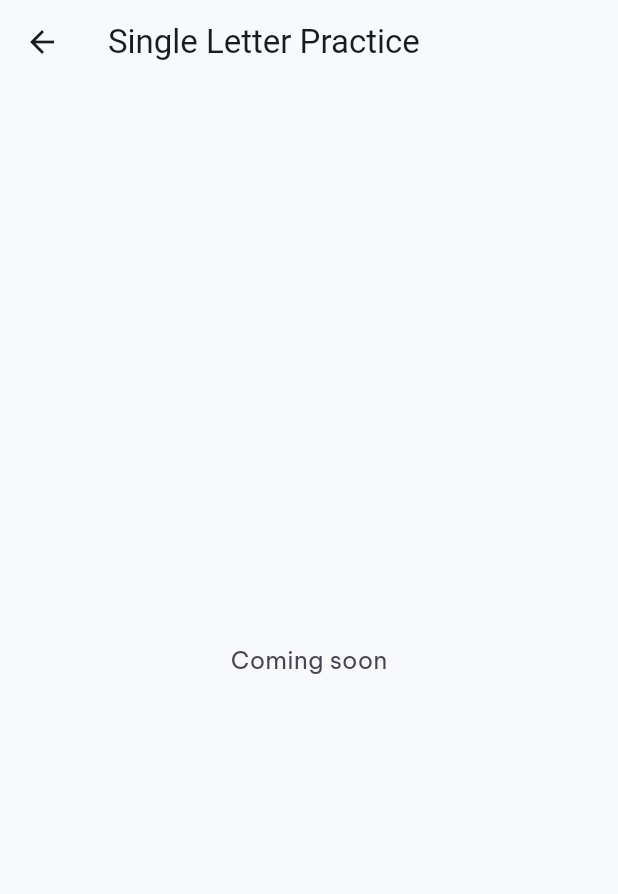
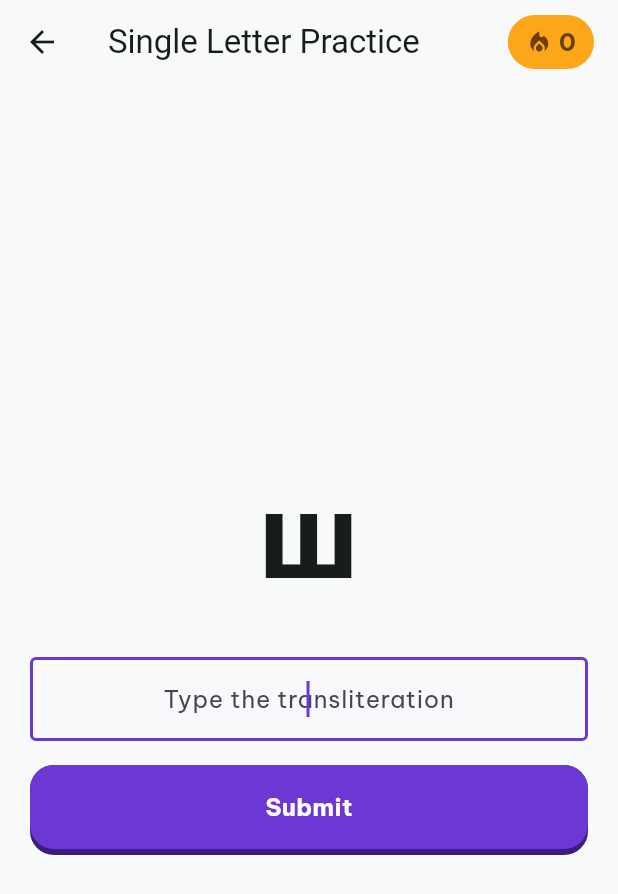
Before and after one commit to denzilly/cyrillic_trainer_app, a Flutter app: the screen it shows after launch, after a tap on "Single Letter Practice", on a phone screen of 412 x 824 dp. Shown: the top 894 px of the screen. Run offline on Flutter 3.47's test engine with Material 3 defaults, Android fonts, the phone set to English and light mode, and no system bars; our stand-ins replace google_fonts.

Commit message:
Add Phase 4 practice screens
Shared PracticeScreen widget powers both Single Letter Practice and
Word Practice: shows a prompt, checks the typed transliteration,
gives correct/incorrect feedback with the answer and English meaning,
and tracks the streak via StreakController. Verified end-to-end on
the Android emulator (correct path, incorrect path, streak reset,
Next advancing through prompts).

Co-Authored-By: Claude Sonnet 5 <noreply@anthropic.com>

```diff
--- /dev/null
+++ b/lib/data/models/practice_prompt.dart
@@ -0,0 +1,39 @@
+import 'cyrillic_letter.dart';
+import 'vocab_word.dart';
+
+/// A single prompt shown in a practice session, unifying letters and words
+/// behind one shape so [PracticeScreen] doesn't need to know which it is.
+class PracticePrompt {
+  final String displayText;
+  final List<String> accepted;
+
+  /// English meaning, shown alongside the answer. Null for single letters,
+  /// which have no meaning of their own.
+  final String? meaning;
+
+  const PracticePrompt({
+    required this.displayText,
+    required this.accepted,
+    this.meaning,
+  });
+
+  String get primary => accepted.first;
+
+  factory PracticePrompt.fromLetter(CyrillicLetter letter) {
+    return PracticePrompt(displayText: letter.lower, accepted: letter.accepted);
+  }
+
+  factory PracticePrompt.fromWord(VocabWord word) {
+    return PracticePrompt(
+      displayText: word.cyrillic,
+      accepted: word.accepted,
+      meaning: word.english,
+    );
+  }
+}
+
+List<PracticePrompt> promptsFromLetters(List<CyrillicLetter> letters) =>
+    letters.map(PracticePrompt.fromLetter).toList();
+
+List<PracticePrompt> promptsFromWords(List<VocabWord> words) =>
+    words.map(PracticePrompt.fromWord).toList();
--- a/lib/screens/letter_practice_screen.dart
+++ b/lib/screens/letter_practice_screen.dart
@@ -1,14 +1,17 @@
 import 'package:flutter/material.dart';
 
-/// Single Letter Practice. Placeholder pending Phase 4.
+import '../data/cyrillic_alphabet.dart';
+import '../data/models/practice_prompt.dart';
+import 'practice_screen.dart';
+
 class LetterPracticeScreen extends StatelessWidget {
   const LetterPracticeScreen({super.key});
 
   @override
   Widget build(BuildContext context) {
-    return Scaffold(
-      appBar: AppBar(title: const Text('Single Letter Practice')),
-      body: const Center(child: Text('Coming soon')),
+    return PracticeScreen(
+      title: 'Single Letter Practice',
+      prompts: promptsFromLetters(cyrillicAlphabet),
     );
   }
 }
--- /dev/null
+++ b/lib/screens/practice_screen.dart
@@ -0,0 +1,184 @@
+import 'dart:math';
+
+import 'package:flutter/material.dart';
+
+import '../data/models/practice_prompt.dart';
+import '../logic/streak_controller.dart';
+import '../logic/transliteration_checker.dart';
+import '../theme/app_theme.dart';
+import '../widgets/streak_badge.dart';
+import '../widgets/tactile_button.dart';
+
+enum _Feedback { none, correct, incorrect }
+
+/// Shared practice loop for both Single Letter Practice and Word Practice:
+/// shows a prompt, takes a transliteration guess, gives correct/incorrect
+/// feedback (with the answer and meaning), and tracks the answer streak.
+class PracticeScreen extends StatefulWidget {
+  final String title;
+  final List<PracticePrompt> prompts;
+
+  const PracticeScreen({super.key, required this.title, required this.prompts});
+
+  @override
+  State<PracticeScreen> createState() => _PracticeScreenState();
+}
+
+class _PracticeScreenState extends State<PracticeScreen> {
+  final _controller = TextEditingController();
+  final _focusNode = FocusNode();
+  final _streak = StreakController();
+  final _random = Random();
+
+  late final List<PracticePrompt> _queue;
+  int _index = 0;
+  _Feedback _feedback = _Feedback.none;
+
+  @override
+  void initState() {
+    super.initState();
+    _queue = List.of(widget.prompts)..shuffle(_random);
+  }
+
+  @override
+  void dispose() {
+    _controller.dispose();
+    _focusNode.dispose();
+    super.dispose();
+  }
+
+  PracticePrompt get _current => _queue[_index % _queue.length];
+
+  void _submit() {
+    if (_feedback != _Feedback.none) return;
+
+    final correct = TransliterationChecker.isCorrect(_controller.text, _current.accepted);
+    setState(() {
+      if (correct) {
+        _streak.recordCorrect();
+        _feedback = _Feedback.correct;
+      } else {
+        _streak.recordIncorrect();
+        _feedback = _Feedback.incorrect;
+      }
+    });
+  }
+
+  void _next() {
+    setState(() {
+      _index++;
+      if (_index % _queue.length == 0) _queue.shuffle(_random);
+      _controller.clear();
+      _feedback = _Feedback.none;
+    });
+    _focusNode.requestFocus();
+  }
+
+  @override
+  Widget build(BuildContext context) {
+    final textTheme = Theme.of(context).textTheme;
+    final answered = _feedback != _Feedback.none;
+
+    return Scaffold(
+      appBar: AppBar(
+        title: Text(widget.title),
+        actions: [
+          Padding(
+            padding: const EdgeInsets.only(right: AppSpacing.gutter),
+            child: Center(child: StreakBadge(streak: _streak.current)),
+          ),
+        ],
+      ),
+      body: SafeArea(
+        child: Center(
+          child: ConstrainedBox(
+            constraints: const BoxConstraints(maxWidth: AppSpacing.maxContentWidth),
+            child: Padding(
+              padding: const EdgeInsets.symmetric(horizontal: AppSpacing.marginMobile),
+              child: Column(
+                mainAxisAlignment: MainAxisAlignment.center,
+                children: [
+                  Text(
+                    _current.displayText,
+                    style: practiceCharStyle(),
+                    textAlign: TextAlign.center,
+                  ),
+                  const SizedBox(height: AppSpacing.gutter * 2),
+                  TextField(
+                    controller: _controller,
+                    focusNode: _focusNode,
+                    enabled: !answered,
+                    autofocus: true,
+                    textAlign: TextAlign.center,
+                    style: textTheme.bodyLarge,
+                    decoration: const InputDecoration(
+                      hintText: 'Type the transliteration',
+                      border: OutlineInputBorder(),
+                    ),
+                    onSubmitted: (_) => _submit(),
+                  ),
+                  const SizedBox(height: AppSpacing.gutter),
+                  if (!answered)
+                    SizedBox(
+                      width: double.infinity,
+                      child: TactileButton(onPressed: _submit, child: const Text('Submit')),
+                    )
+                  else ...[
+                    _FeedbackBanner(
+                      correct: _feedback == _Feedback.correct,
+                      answer: _current.primary,
+                      meaning: _current.meaning,
+                    ),
+                    const SizedBox(height: AppSpacing.gutter),
+                    SizedBox(
+                      width: double.infinity,
+                      child: TactileButton(onPressed: _next, child: const Text('Next')),
+                    ),
+                  ],
+                ],
+              ),
+            ),
+          ),
+        ),
+      ),
+    );
+  }
+}
+
+class _FeedbackBanner extends StatelessWidget {
+  final bool correct;
+  final String answer;
+  final String? meaning;
+
+  const _FeedbackBanner({required this.correct, required this.answer, this.meaning});
+
+  @override
+  Widget build(BuildContext context) {
+    final background = correct ? AppColors.successContainer : AppColors.errorContainer;
+    final foreground = correct ? AppColors.onSuccessContainer : AppColors.onErrorContainer;
+
+    return Container(
+      width: double.infinity,
+      padding: const EdgeInsets.all(AppSpacing.gutter),
+      decoration: BoxDecoration(
+        color: background,
+        borderRadius: BorderRadius.circular(AppRadius.lg),
+      ),
+      child: Column(
+        crossAxisAlignment: CrossAxisAlignment.start,
+        children: [
+          Text(
+            correct ? 'Correct!' : 'Incorrect',
+            style: TextStyle(color: foreground, fontWeight: FontWeight.w700, fontSize: 18),
+          ),
+          const SizedBox(height: AppSpacing.base / 2),
+          Text('Answer: $answer', style: TextStyle(color: foreground)),
+          if (meaning != null) ...[
+            const SizedBox(height: AppSpacing.base / 2),
+            Text('Meaning: $meaning', style: TextStyle(color: foreground)),
+          ],
+        ],
+      ),
+    );
+  }
+}
--- /dev/null
+++ b/lib/widgets/streak_badge.dart
@@ -0,0 +1,36 @@
+import 'package:flutter/material.dart';
+
+import '../theme/app_theme.dart';
+
+/// A pill-shaped streak counter using the yellow accent, per the
+/// "Streak Counters" spec in the design system.
+class StreakBadge extends StatelessWidget {
+  final int streak;
+
+  const StreakBadge({super.key, required this.streak});
+
+  @override
+  Widget build(BuildContext context) {
+    return Container(
+      padding: const EdgeInsets.symmetric(horizontal: 12, vertical: 6),
+      decoration: BoxDecoration(
+        color: AppColors.accent,
+        borderRadius: BorderRadius.circular(AppRadius.full),
+      ),
+      child: Row(
+        mainAxisSize: MainAxisSize.min,
+        children: [
+          const Icon(Icons.local_fire_department, color: AppColors.onAccent, size: 18),
+          const SizedBox(width: 4),
+          Text(
+            '$streak',
+            style: const TextStyle(
+              color: AppColors.onAccent,
+              fontWeight: FontWeight.w700,
+            ),
+          ),
+        ],
+      ),
+    );
+  }
+}
```
Also changed, not shown: lib/screens/word_practice_screen.dart (+8 -4 lines), 1 other file.
